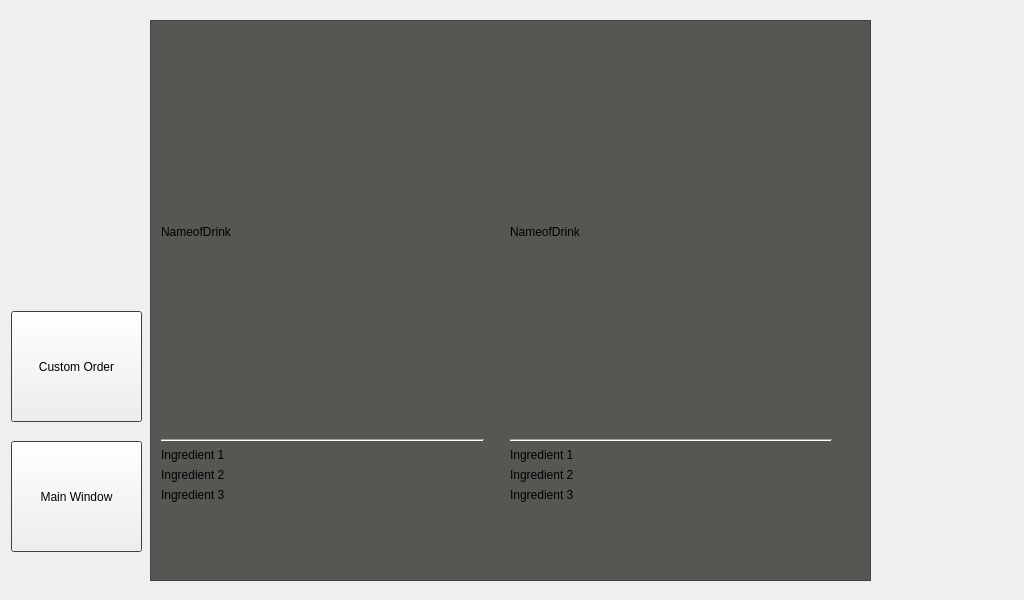
Qt form UI/stackedFinalSetup.ui (BartenderButlerBot/Application) before a commit.
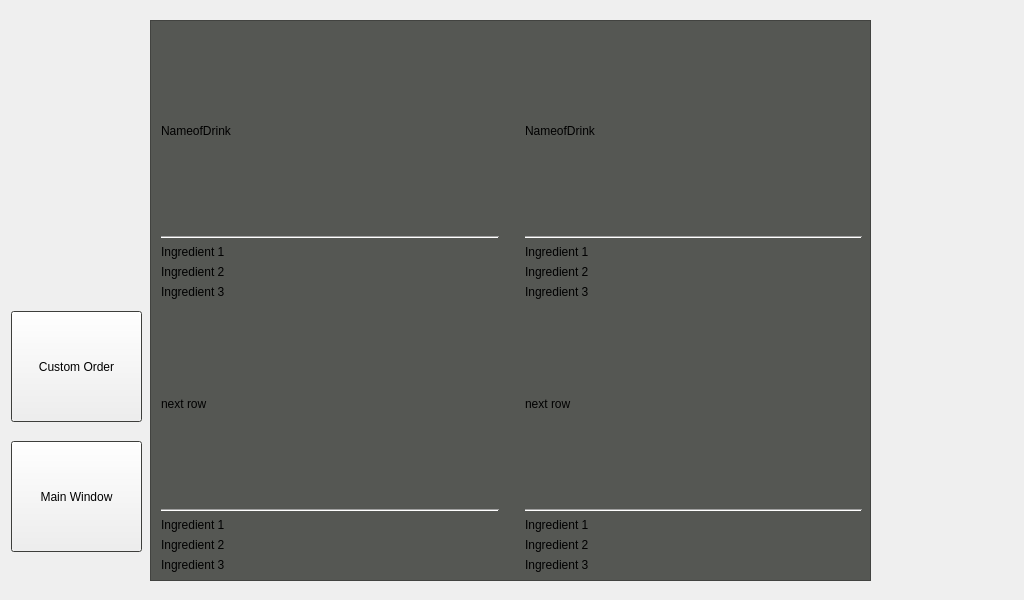
The same form after that commit. The open tabs and pages were chosen to show the change.

Commit message: testing scroll area

```diff
--- a/UI/stackedFinalSetup.ui
+++ b/UI/stackedFinalSetup.ui
@@ -1467,23 +1467,61 @@
          <rect>
           <x>10</x>
           <y>10</y>
-          <width>671</width>
-          <height>471</height>
+          <width>701</width>
+          <height>541</height>
          </rect>
         </property>
         <layout class="QGridLayout" name="gridLayout_menu">
-         <item row="0" column="1">
-          <spacer name="verticalSpacer_2">
-           <property name="orientation">
-            <enum>Qt::Vertical</enum>
-           </property>
-           <property name="sizeHint" stdset="0">
-            <size>
-             <width>20</width>
-             <height>40</height>
-            </size>
-           </property>
-          </spacer>
+         <item row="1" column="0">
+          <layout class="QGridLayout" name="gridLayout_menuRecipe_3">
+           <item row="3" column="0">
+            <widget class="QLabel" name="label_recipeIngDynamicLater_3">
+             <property name="text">
+              <string>Ingredient 2</string>
+             </property>
+            </widget>
+           </item>
+           <item row="2" column="0">
+            <widget class="QLabel" name="label_recipeIng1_3">
+             <property name="text">
+              <string>Ingredient 1</string>
+             </property>
+            </widget>
+           </item>
+           <item row="4" column="0">
+            <widget class="QLabel" name="label_47">
+             <property name="text">
+              <string>Ingredient 3</string>
+             </property>
+            </widget>
+           </item>
+           <item row="1" column="0">
+            <widget class="Line" name="line_menuRecipe_3">
+             <property name="orientation">
+              <enum>Qt::Horizontal</enum>
+             </property>
+            </widget>
+           </item>
+           <item row="0" column="0">
+            <widget class="QLabel" name="label_recipeIngDynamicLater2_3">
+             <property name="sizePolicy">
+              <sizepolicy hsizetype="MinimumExpanding" vsizetype="MinimumExpanding">
+               <horstretch>0</horstretch>
+               <verstretch>0</verstretch>
+              </sizepolicy>
+             </property>
+             <property name="minimumSize">
+              <size>
+               <width>0</width>
+               <height>50</height>
+              </size>
+             </property>
+             <property name="text">
+              <string>next row</string>
+             </property>
+            </widget>
+           </item>
+          </layout>
          </item>
          <item row="0" column="0">
           <layout class="QGridLayout" name="gridLayout_menuRecipe">
@@ -1587,6 +1625,83 @@
            </item>
           </layout>
          </item>
+         <item row="0" column="1">
+          <spacer name="verticalSpacer_2">
+           <property name="orientation">
+            <enum>Qt::Vertical</enum>
+           </property>
+           <property name="sizeHint" stdset="0">
+            <size>
+             <width>20</width>
+             <height>40</height>
+            </size>
+           </property>
+          </spacer>
+         </item>
+         <item row="1" column="1">
+          <spacer name="verticalSpacer_3">
+           <property name="orientation">
+            <enum>Qt::Vertical</enum>
+           </property>
+           <property name="sizeHint" stdset="0">
+            <size>
+             <width>20</width>
+             <height>40</height>
+            </size>
+           </property>
+          </spacer>
+         </item>
+         <item row="1" column="2">
+          <layout class="QGridLayout" name="gridLayout_menuRecipe_4">
+           <item row="3" column="0">
+            <widget class="QLabel" name="label_recipeIngDynamicLater_4">
+             <property name="text">
+              <string>Ingredient 2</string>
+             </property>
+            </widget>
+           </item>
+           <item row="2" column="0">
+            <widget class="QLabel" name="label_recipeIng1_4">
+             <property name="text">
+              <string>Ingredient 1</string>
+             </property>
+            </widget>
+           </item>
+           <item row="4" column="0">
+            <widget class="QLabel" name="label_48">
+             <property name="text">
+              <string>Ingredient 3</string>
+             </property>
+            </widget>
+           </item>
+           <item row="1" column="0">
+            <widget class="Line" name="line_menuRecipe_4">
+             <property name="orientation">
+              <enum>Qt::Horizontal</enum>
+             </property>
+            </widget>
+           </item>
+           <item row="0" column="0">
+            <widget class="QLabel" name="label_recipeIngDynamicLater2_4">
+             <property name="sizePolicy">
+              <sizepolicy hsizetype="MinimumExpanding" vsizetype="MinimumExpanding">
+               <horstretch>0</horstretch>
+               <verstretch>0</verstretch>
+              </sizepolicy>
+             </property>
+             <property name="minimumSize">
+              <size>
+               <width>0</width>
+               <height>50</height>
+              </size>
+             </property>
+             <property name="text">
+              <string>next row</string>
+             </property>
+            </widget>
+           </item>
+          </layout>
+         </item>
         </layout>
        </widget>
       </widget>
```
Left out of the diff: 2 changed lines with no effect on the pictures. The commit also changes 1 other file.
